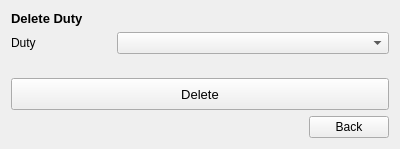
Above: Views/deletedutyview.ui from MehmetHY/MilitaryOutpostManagement-Qt5 before the change. Below: the same form after it.
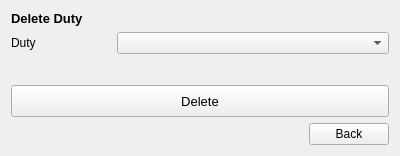
That is the form after the change.

Patch:
```diff
--- a/Views/deletedutyview.ui
+++ b/Views/deletedutyview.ui
@@ -7,9 +7,15 @@
     <x>0</x>
     <y>0</y>
     <width>400</width>
-    <height>149</height>
+    <height>156</height>
    </rect>
   </property>
+  <property name="minimumSize">
+   <size>
+    <width>400</width>
+    <height>0</height>
+   </size>
+  </property>
   <property name="windowTitle">
    <string>Form</string>
   </property>
```
